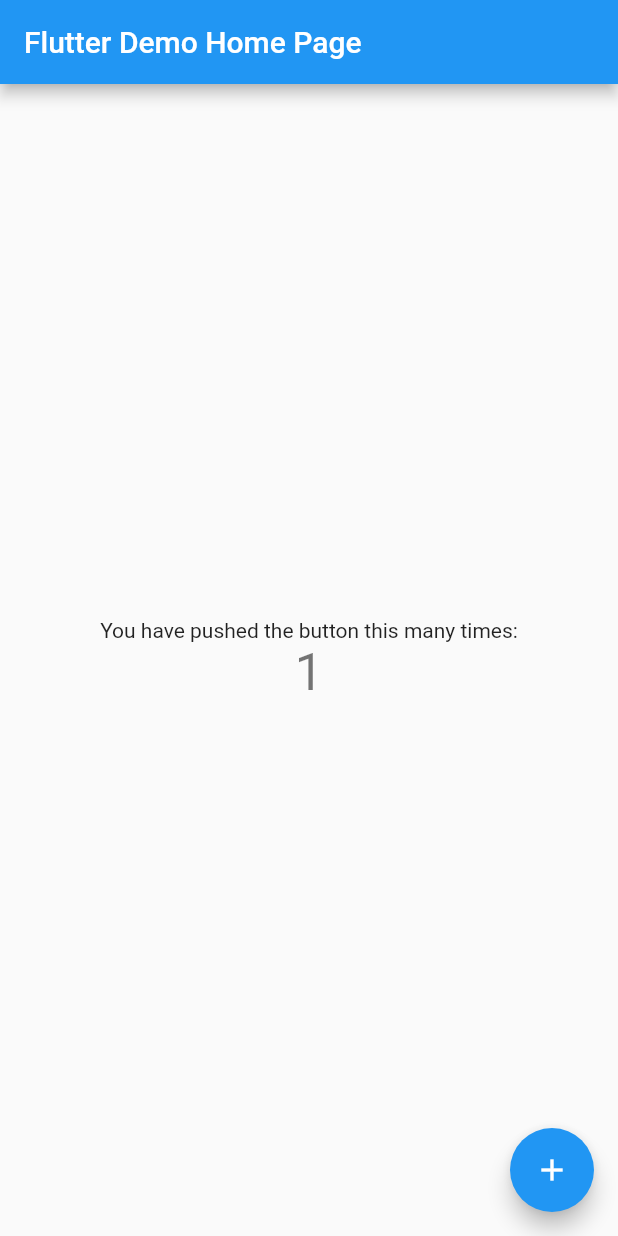
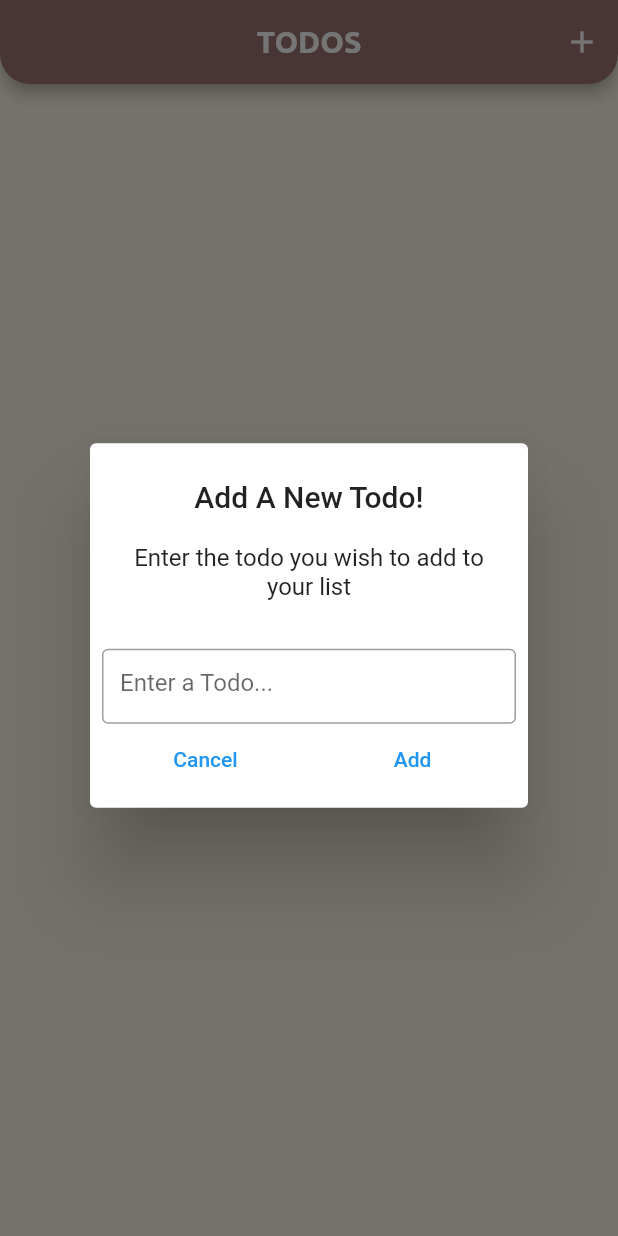
Before and after one commit to adnansam110/TODO-APP-FLUTTER, a Flutter app: the screen it shows after launch, after a tap on the "add" icon, on a phone screen of 412 x 824 dp. Run offline on Flutter 3.47's test engine with Material 2 defaults, Android fonts, the phone set to English and light mode, and no system bars; project files that could hold a hidden picture were left out.

Commit message:
feat: implement a todo app

```diff
--- a/lib/main.dart
+++ b/lib/main.dart
@@ -1,115 +1,16 @@
 import 'package:flutter/material.dart';
+import 'package:todo_app/providers/todos_provider.dart';
+import 'package:todo_app/screens/todos.dart';
+import 'package:provider/provider.dart';
 
 void main() {
-  runApp(const MyApp());
+  runApp(MultiProvider(
+    providers: [ChangeNotifierProvider(create: (context) => TodosList())],
+    child: MaterialApp(
+      initialRoute: '/',
+      routes: {
+        '/': (context) => Todos(),
+      },
+    ),
+  ));
 }
-
-class MyApp extends StatelessWidget {
-  const MyApp({super.key});
-
-  // This widget is the root of your application.
-  @override
-  Widget build(BuildContext context) {
-    return MaterialApp(
-      title: 'Flutter Demo',
-      theme: ThemeData(
-        // This is the theme of your application.
-        //
-        // Try running your application with "flutter run". You'll see the
-        // application has a blue toolbar. Then, without quitting the app, try
-        // changing the primarySwatch below to Colors.green and then invoke
-        // "hot reload" (press "r" in the console where you ran "flutter run",
-        // or simply save your changes to "hot reload" in a Flutter IDE).
-        // Notice that the counter didn't reset back to zero; the application
-        // is not restarted.
-        primarySwatch: Colors.blue,
-      ),
-      home: const MyHomePage(title: 'Flutter Demo Home Page'),
-    );
-  }
-}
-
-class MyHomePage extends StatefulWidget {
-  const MyHomePage({super.key, required this.title});
-
-  // This widget is the home page of your application. It is stateful, meaning
-  // that it has a State object (defined below) that contains fields that affect
-  // how it looks.
-
-  // This class is the configuration for the state. It holds the values (in this
-  // case the title) provided by the parent (in this case the App widget) and
-  // used by the build method of the State. Fields in a Widget subclass are
-  // always marked "final".
-
-  final String title;
-
-  @override
-  State<MyHomePage> createState() => _MyHomePageState();
-}
-
-class _MyHomePageState extends State<MyHomePage> {
-  int _counter = 0;
-
-  void _incrementCounter() {
-    setState(() {
-      // This call to setState tells the Flutter framework that something has
-      // changed in this State, which causes it to rerun the build method below
-      // so that the display can reflect the updated values. If we changed
-      // _counter without calling setState(), then the build method would not be
-      // called again, and so nothing would appear to happen.
-      _counter++;
-    });
-  }
-
-  @override
-  Widget build(BuildContext context) {
-    // This method is rerun every time setState is called, for instance as done
-    // by the _incrementCounter method above.
-    //
-    // The Flutter framework has been optimized to make rerunning build methods
-    // fast, so that you can just rebuild anything that needs updating rather
-    // than having to individually change instances of widgets.
-    return Scaffold(
-      appBar: AppBar(
-        // Here we take the value from the MyHomePage object that was created by
-        // the App.build method, and use it to set our appbar title.
-        title: Text(widget.title),
-      ),
-      body: Center(
-        // Center is a layout widget. It takes a single child and positions it
-        // in the middle of the parent.
-        child: Column(
-          // Column is also a layout widget. It takes a list of children and
-          // arranges them vertically. By default, it sizes itself to fit its
-          // children horizontally, and tries to be as tall as its parent.
-          //
-          // Invoke "debug painting" (press "p" in the console, choose the
-          // "Toggle Debug Paint" action from the Flutter Inspector in Android
-          // Studio, or the "Toggle Debug Paint" command in Visual Studio Code)
-          // to see the wireframe for each widget.
-          //
-          // Column has various properties to control how it sizes itself and
-          // how it positions its children. Here we use mainAxisAlignment to
-          // center the children vertically; the main axis here is the vertical
-          // axis because Columns are vertical (the cross axis would be
-          // horizontal).
-          mainAxisAlignment: MainAxisAlignment.center,
-          children: <Widget>[
-            const Text(
-              'You have pushed the button this many times:',
-            ),
-            Text(
-              '$_counter',
-              style: Theme.of(context).textTheme.headline4,
-            ),
-          ],
-        ),
-      ),
-      floatingActionButton: FloatingActionButton(
-        onPressed: _incrementCounter,
-        tooltip: 'Increment',
-        child: const Icon(Icons.add),
-      ), // This trailing comma makes auto-formatting nicer for build methods.
-    );
-  }
-}
--- /dev/null
+++ b/lib/providers/todos_provider.dart
@@ -0,0 +1,22 @@
+import 'package:flutter/cupertino.dart';
+
+class TodosList extends ChangeNotifier {
+  final List _todos = [];
+
+  List get todos => _todos;
+
+  void addTodos(todo) {
+    _todos.add({"title": todo, "isSelected": false});
+    notifyListeners();
+  }
+
+  void deleteTodos() {
+    _todos.removeWhere((todo) => todo["isSelected"]);
+    notifyListeners();
+  }
+
+  void setTodosSelected(index) {
+    _todos[index]["isSelected"] = !_todos[index]["isSelected"];
+    notifyListeners();
+  }
+}
--- /dev/null
+++ b/lib/screens/todos.dart
@@ -0,0 +1,169 @@
+import 'package:flutter/material.dart';
+import 'package:todo_app/providers/todos_provider.dart';
+import 'package:provider/provider.dart';
+
+class Todos extends StatefulWidget {
+  const Todos({super.key});
+
+  @override
+  State<Todos> createState() => _TodosState();
+}
+
+class _TodosState extends State<Todos> {
+  @override
+  Widget build(BuildContext context) {
+    List todos = context.watch<TodosList>().todos;
+    todos = Set.from(todos).toList();
+    double width = MediaQuery.of(context).size.width;
+    String inputValue = '';
+    bool todosSelected = todos.any((todo) => todo["isSelected"]);
+    print("Todo is selected $todosSelected");
+    Color getColor(Set<MaterialState> states) {
+      const Set<MaterialState> interactiveStates = <MaterialState>{
+        MaterialState.pressed,
+        MaterialState.hovered,
+        MaterialState.focused,
+      };
+      if (states.any(interactiveStates.contains)) {
+        return const Color(0xFF9E7676);
+      }
+      return Colors.grey;
+    }
+
+    return Scaffold(
+      backgroundColor: const Color(0xFFFFF8EA),
+      appBar: AppBar(
+        actions: [
+          IconButton(
+            onPressed: () {
+              showDialog(
+                context: context,
+                builder: (BuildContext context) => Padding(
+                  padding: const EdgeInsets.fromLTRB(20.0, 10.0, 20.0, 0.0),
+                  child: AlertDialog(
+                    title: Center(
+                        child: Text(
+                            todosSelected ? "Delete Todo" : 'Add A New Todo!')),
+                    content: Text(
+                      todosSelected
+                          ? "Are you sure you want to delete this Todo?"
+                          : 'Enter the todo you wish to add to your list',
+                      textAlign: TextAlign.center,
+                    ),
+                    actions: [
+                      if (!todosSelected)
+                        TextField(
+                          onChanged: (value) {
+                            setState(() {
+                              inputValue = value;
+                            });
+                          },
+                          decoration: const InputDecoration(
+                            constraints: BoxConstraints.tightFor(height: 50),
+                            border: OutlineInputBorder(),
+                            hintText: 'Enter a Todo...',
+                          ),
+                        ),
+                      Row(
+                        mainAxisAlignment: MainAxisAlignment.spaceAround,
+                        children: [
+                          TextButton(
+                            onPressed: () => Navigator.pop(context),
+                            child: Text(todosSelected ? "No" : 'Cancel'),
+                          ),
+                          TextButton(
+                            onPressed: () {
+                              if (!todosSelected) {
+                                if (inputValue.isEmpty) return;
+                                context.read<TodosList>().addTodos(inputValue);
+                              } else {
+                                context.read<TodosList>().deleteTodos();
+                              }
+                              Navigator.pop(context);
+                            },
+                            child: Text(todosSelected ? "Yes" : "Add"),
+                          ),
+                        ],
+                      ),
+                    ],
+                  ),
+                ),
+              );
+            },
+            icon: Icon(todosSelected ? Icons.delete : Icons.add),
+            tooltip: todosSelected ? "Delete Todos" : "Add Todos",
+          ),
+        ],
+        title: const Text("TODOS"),
+        backgroundColor: const Color(0xFF9E7676),
+        centerTitle: true,
+        shape: const RoundedRectangleBorder(
+          borderRadius: BorderRadius.vertical(
+            bottom: Radius.circular(20),
+          ),
+        ),
+        titleTextStyle: const TextStyle(
+          fontFamily: "Ubuntu",
+          fontWeight: FontWeight.bold,
+          fontSize: 20.0,
+        ),
+      ),
+      body: todos.isEmpty
+          ? const Center(
+              child: Text(
+                "You donot have any todos please add some!",
+                style: TextStyle(color: Colors.grey),
+              ),
+            )
+          : Padding(
+              padding: const EdgeInsets.fromLTRB(15.0, 20.0, 15.0, 0.0),
+              child: Column(
+                  children: todos.map((todo) {
+                int index = todos.indexOf(todo);
+                return Card(
+                  color: const Color(0xFFFAF7F0),
+                  shape: const RoundedRectangleBorder(
+                    borderRadius: BorderRadius.only(
+                      topLeft: Radius.circular(20.0),
+                      bottomRight: Radius.circular(20.0),
+                    ),
+                  ),
+                  child: SizedBox(
+                    width: width * 0.9,
+                    height: 70,
+                    child: Padding(
+                      padding: const EdgeInsets.all(10.0),
+                      child: Row(
+                          mainAxisAlignment: MainAxisAlignment.start,
+                          crossAxisAlignment: CrossAxisAlignment.center,
+                          children: [
+                            Checkbox(
+                              checkColor: Colors.white,
+                              fillColor:
+                                  MaterialStateProperty.resolveWith(getColor),
+                              value: todo["isSelected"],
+                              onChanged: (bool? value) {
+                                context
+                                    .read<TodosList>()
+                                    .setTodosSelected(index);
+                              },
+                            ),
+                            Text(
+                              todo["title"],
+                              style: const TextStyle(
+                                fontFamily: "Ubuntu",
+                                fontWeight: FontWeight.bold,
+                                fontSize: 15.0,
+                                letterSpacing: 1.0,
+                                color: Color(0xFF3C4048),
+                              ),
+                            )
+                          ]),
+                    ),
+                  ),
+                );
+              }).toList()),
+            ),
+    );
+  }
+}
```
Also changed, not shown: pubspec.yaml (+16 -15 lines), lib/assets/fonts/Ubuntu-Bold.ttf (added), lib/assets/fonts/Ubuntu-BoldItalic.ttf (added), lib/assets/fonts/Ubuntu-Italic.ttf (added), lib/assets/fonts/Ubuntu-Light.ttf (added), lib/assets/fonts/Ubuntu-LightItalic.ttf (added), lib/assets/fonts/Ubuntu-Medium.ttf (added), lib/assets/fonts/Ubuntu-MediumItalic.ttf (added), lib/assets/fonts/Ubuntu-Regular.ttf (added), pubspec.lock, 2 other files.
